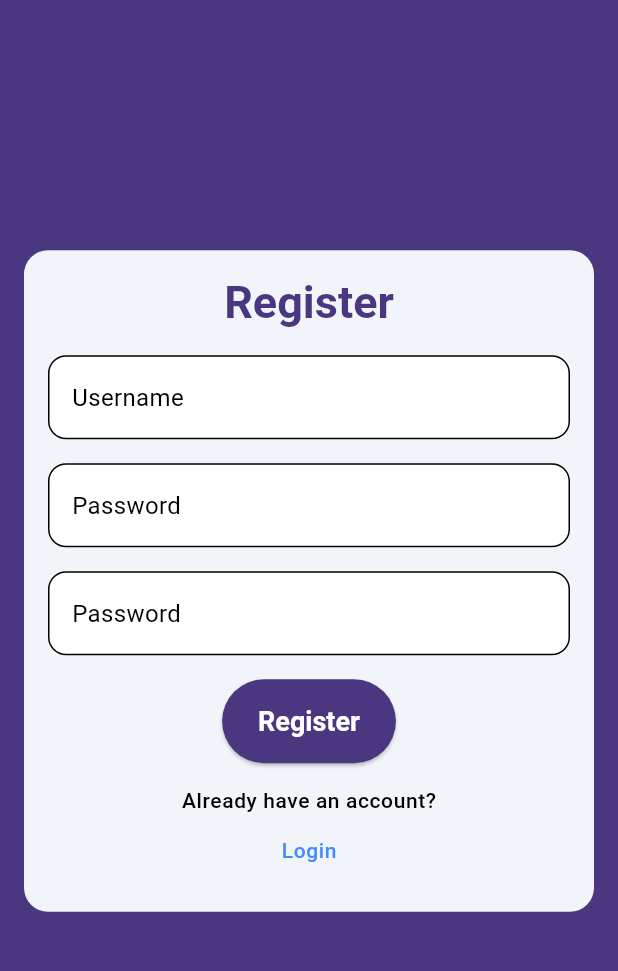
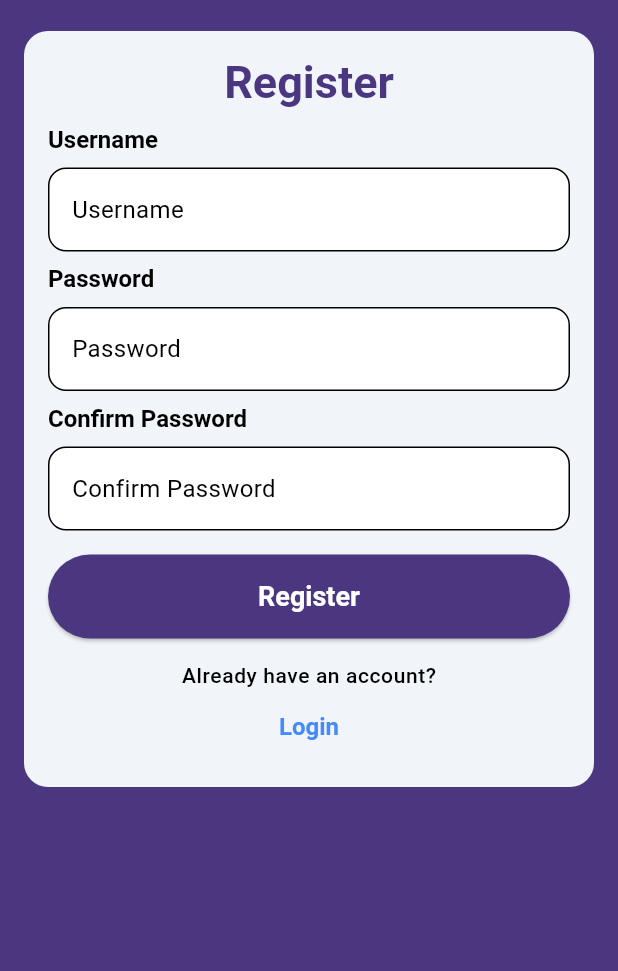
Before and after one commit to CodeAndThink/Sample-Flutter-Todo-App, a Flutter app: the RegisterScreen screen opened directly, on a phone screen of 412 x 824 dp, the part 105-1076 px from its top. Run offline on Flutter 3.47's test engine with Material 3 defaults, Android fonts, the phone set to English and light mode, and no system bars; our stand-ins replace connectivity_plus, flutter_secure_storage, flutter_svg, shared_preferences, supabase_flutter, validators; accounts and stored records are empty; generated files the repository leaves out were written again.

Commit message:
Fix bugs

```diff
--- a/lib/l10n/app_en.arb
+++ b/lib/l10n/app_en.arb
@@ -3,6 +3,10 @@
   "ok": "OK",
   "@ok": {
     "description": "Label for confirmation actions"
+  },
+  "delete": "Delete",
+  "@delete": {
+    "description": "Label for delete actions"
   },
   "cancel": "Cancel",
   "@cancel": {
@@ -56,6 +60,18 @@
   "@alreadyHaveAccount": {
     "description": "This text is displayed on the registration screen as a prompt for users who already have an account to navigate to the login screen."
   },
+  "usernameLabel": "Username",
+  "@usernameLabel": {
+    "description": "Label for the username input field"
+  },
+  "passwordLabel": "Password",
+  "@passwordLabel": {
+    "description": "Label for the password input field"
+  },
+  "repasswordLabel": "Confirm Password",
+  "@repasswordLabel": {
+    "description": "Label for the confirm password input field"
+  },
   "becomeNewMember": "Become a new member?",
   "@becomeNewMember": {
     "description": "This text is displayed on the login screen as a prompt for users to navigate to the registration screen to create a new account."
@@ -80,7 +96,7 @@
   "@registerScreenTitle": {
     "description": "Title for the registration screen"
   },
-  "repasswordHint": "Password",
+  "repasswordHint": "Confirm Password",
   "@repasswordHint": {
     "description": "Hint for the re-enter password input field"
   },
@@ -223,5 +239,9 @@
   "error_server": "Server error. Please try again later.",
   "@error_server": {
     "description": "This error message is displayed when there is a problem with the server or backend service."
+  },
+  "endScrollNotification": "This is the end of list",
+  "@endScrollNotification": {
+    "description": "This is notification when user scroll to the last of the to do list"
   }
 }
--- a/lib/views/auth/register/register_screen.dart
+++ b/lib/views/auth/register/register_screen.dart
@@ -107,7 +107,6 @@ class _RegisterScreenState extends State<RegisterScreen> {
       body: Stack(children: [
         Padding(
           padding: const EdgeInsets.only(left: 16, right: 16),
-          child: Center(
           child: Wrap(children: [
             Container(
               decoration: BoxDecoration(
@@ -116,7 +115,6 @@ class _RegisterScreenState extends State<RegisterScreen> {
               child: Padding(
                 padding: const EdgeInsets.all(16),
                 child: Column(
-                  mainAxisAlignment: MainAxisAlignment.center,
                     crossAxisAlignment: CrossAxisAlignment.center,
                     children: [
                       Text(
@@ -128,14 +126,25 @@ class _RegisterScreenState extends State<RegisterScreen> {
                                 color: Theme.of(context).colorScheme.primary),
                       ),
                       const SizedBox(
-                      height: 16,
+                        height: 8,
+                      ),
+                      Column(
+                        crossAxisAlignment: CrossAxisAlignment.start,
+                        children: [
+                          Text(
+                            AppLocalizations.of(context)!.usernameLabel,
+                            style: Theme.of(context).textTheme.headlineSmall,
+                          ),
+                          const SizedBox(
+                            height: 8,
                           ),
 
                           //MARK: Username Textbox
 
                           CustomTextBox(
                             controller: _username,
-                      hintText: AppLocalizations.of(context)!.usernameHint,
+                            hintText:
+                                AppLocalizations.of(context)!.usernameHint,
                             lineNumber: 1,
                             textError: _errorUsernameText,
                             onTap: _resetErrorText,
@@ -144,14 +153,22 @@ class _RegisterScreenState extends State<RegisterScreen> {
                           //========================================================
 
                           const SizedBox(
-                      height: 16,
+                            height: 8,
+                          ),
+                          Text(
+                            AppLocalizations.of(context)!.passwordLabel,
+                            style: Theme.of(context).textTheme.headlineSmall,
+                          ),
+                          const SizedBox(
+                            height: 8,
                           ),
 
                           //MARK: Password Textbox
 
                           CustomTextBox(
                             controller: _password,
-                      hintText: AppLocalizations.of(context)!.passwordHint,
+                            hintText:
+                                AppLocalizations.of(context)!.passwordHint,
                             lineNumber: 1,
                             isSecure: true,
                             textError: _errorPasswordText,
@@ -161,14 +178,22 @@ class _RegisterScreenState extends State<RegisterScreen> {
                           //========================================================
 
                           const SizedBox(
-                      height: 16,
+                            height: 8,
+                          ),
+                          Text(
+                            AppLocalizations.of(context)!.repasswordLabel,
+                            style: Theme.of(context).textTheme.headlineSmall,
+                          ),
+                          const SizedBox(
+                            height: 8,
                           ),
 
                           //MARK: Confirm Password Textbox
 
                           CustomTextBox(
                             controller: _repassword,
-                      hintText: AppLocalizations.of(context)!.repasswordHint,
+                            hintText:
+                                AppLocalizations.of(context)!.repasswordHint,
                             lineNumber: 1,
                             isSecure: true,
                             textError: _errorRepasswordText,
@@ -180,10 +205,13 @@ class _RegisterScreenState extends State<RegisterScreen> {
                           const SizedBox(
                             height: 16,
                           ),
-
+                        ],
+                      ),
                       //MARK: Register Button
 
-                    SizedBox(
+                      Row(children: [
+                        Expanded(
+                          child: SizedBox(
                             height: 56,
                             child: MainBottomButton(
                                 ontap: () {
@@ -193,7 +221,8 @@ class _RegisterScreenState extends State<RegisterScreen> {
                                       isEmail(_username.text)) {
                                     Provider.of<RegisterViewmodel>(context,
                                             listen: false)
-                                  .register(_username.text, _password.text);
+                                        .register(
+                                            _username.text, _password.text);
                                   } else {
                                     _validateInput();
                                   }
@@ -201,6 +230,8 @@ class _RegisterScreenState extends State<RegisterScreen> {
                                 buttonLabel: AppLocalizations.of(context)!
                                     .registerButtonTitle),
                           ),
+                        ),
+                      ]),
 
                       //========================================================
 
@@ -222,16 +253,15 @@ class _RegisterScreenState extends State<RegisterScreen> {
                             AppLocalizations.of(context)!.loginButtonTitle,
                             style: Theme.of(context)
                                 .textTheme
-                              .bodySmall
+                                .headlineSmall
                                 ?.copyWith(color: Colors.blueAccent),
                           ))
 
                       //========================================================
-                  ],
+                    ]),
               ),
             ),
-            ),
-          ])),
+          ]),
         ),
 
 //MARK: Consumer
```
Also changed, not shown: lib/common/views/alert.dart (+11 -3 lines), lib/l10n/intl_vi.arb (+20 -0 lines), lib/views/auth/login/login_screen.dart (+37 -12 lines), lib/views/todo/item/note_card.dart (+57 -20 lines), lib/views/todo/todo_screen.dart (+26 -16 lines), 3 other files. Lines whose indentation alone changed are shown as unchanged.
